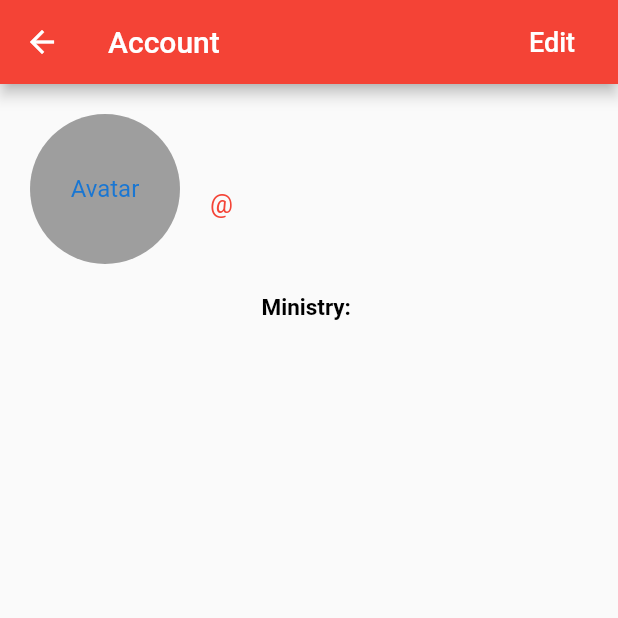
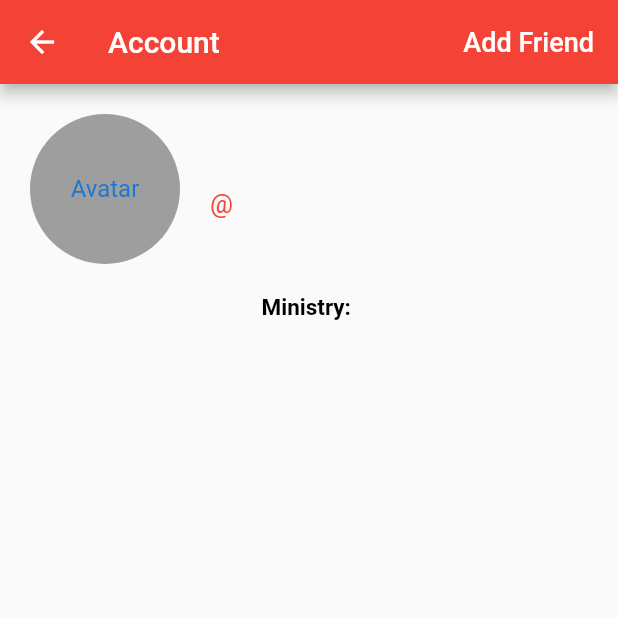
Before and after one commit to crimsonministry/CrimsonMinistry, a Flutter app: the Account screen opened directly, on a phone screen of 412 x 824 dp, the top half of it. Run offline on Flutter 3.47's test engine with Material 2 defaults, Android fonts, the phone set to English and light mode, and no system bars; our stand-ins replace cloud_firestore, firebase_auth, google_maps_flutter, location; missing offline and left inert: geoflutterfire, gps, social_media_buttons; accounts and stored records are empty.

Commit message:
user can view other profile and then send friend request

```diff
--- a/lib/screens/account/account.dart
+++ b/lib/screens/account/account.dart
@@ -1,3 +1,4 @@
+import 'package:CrimsonMinistry/screens/account/friends/addfriend.dart';
 import 'package:flutter/material.dart';
 import 'package:CrimsonMinistry/services/auth.dart';
 import 'package:CrimsonMinistry/models/user.dart';
@@ -6,6 +7,7 @@ import 'package:CrimsonMinistry/screens/account/edit.dart';
 import 'package:provider/provider.dart';
 import 'package:social_media_buttons/social_media_icons.dart';
 import 'package:social_media_buttons/social_media_buttons.dart';
+//import 'package:universal_html/html.dart';
 import 'package:url_launcher/url_launcher.dart';
 
 class Account extends StatefulWidget {
@@ -18,6 +20,8 @@ class Account extends StatefulWidget {
 }
 
 class _AccountPageState extends State<Account> {
+  final DatabaseService _data = DatabaseService();
+
   showSocialMediaPage(String link) async {
     if (await canLaunch(link)) {
       await launch(link);
@@ -39,6 +43,56 @@ class _AccountPageState extends State<Account> {
     );
   }
 
+  showErrorDialog(BuildContext context) {
+    AlertDialog alert = AlertDialog(
+      title: Text("You have sent a friend request to this user already"),
+    );
+
+    showDialog(
+      context: context,
+      builder: (BuildContext context) {
+        return alert;
+      },
+    );
+  }
+
+  FlatButton showFavoriteButton(
+      BuildContext context, User currentUser, UserData userData) {
+    if (widget.userAccountId == currentUser.uid) {
+      return FlatButton(
+          textColor: Colors.white,
+          onPressed: () async {
+            Navigator.push(
+                context,
+                MaterialPageRoute(
+                  builder: (context) => EditAccount(
+                    userData: userData,
+                  ),
+                ));
+          },
+          child: Text(
+            "Edit",
+            textScaleFactor: 1.5,
+            style: new TextStyle(fontSize: 12.0, color: Colors.white),
+          ));
+    } else {
+      return FlatButton(
+          textColor: Colors.white,
+          onPressed: () async {
+            Navigator.push(
+                context,
+                MaterialPageRoute(
+                    builder: (context) =>
+                        AddFriendPage(username: userData.username)));
+          },
+          child: Text(
+            "Add Friend",
+            textScaleFactor: 1.5,
+            style: new TextStyle(fontSize: 12.0, color: Colors.white),
+          ));
+    }
+  }
+
   final AuthService _auth = AuthService();
   @override
   Widget build(BuildContext context) {
@@ -53,26 +107,7 @@ class _AccountPageState extends State<Account> {
                   title: Text("Account"),
                   backgroundColor: Colors.red,
                   actions: <Widget>[
-                    FlatButton(
-                      textColor: Colors.white,
-                      onPressed: () async {
-                        Navigator.push(
-                          context,
-                          MaterialPageRoute(
-                            builder: (context) =>
-                                EditAccount(userData: userData),
-                          ),
-                        );
-                      },
-                      child: Text(
-                        "Edit",
-                        textScaleFactor: 1.5,
-                        style: new TextStyle(
-                          fontSize: 12.0,
-                          color: Colors.white,
-                        ),
-                      ),
-                    ),
+                    showFavoriteButton(context, user, userData)
                   ],
                 ),
                 resizeToAvoidBottomPadding: false,
```
Also changed, not shown: lib/screens/account/friends/addfriend.dart (+23 -18 lines).
